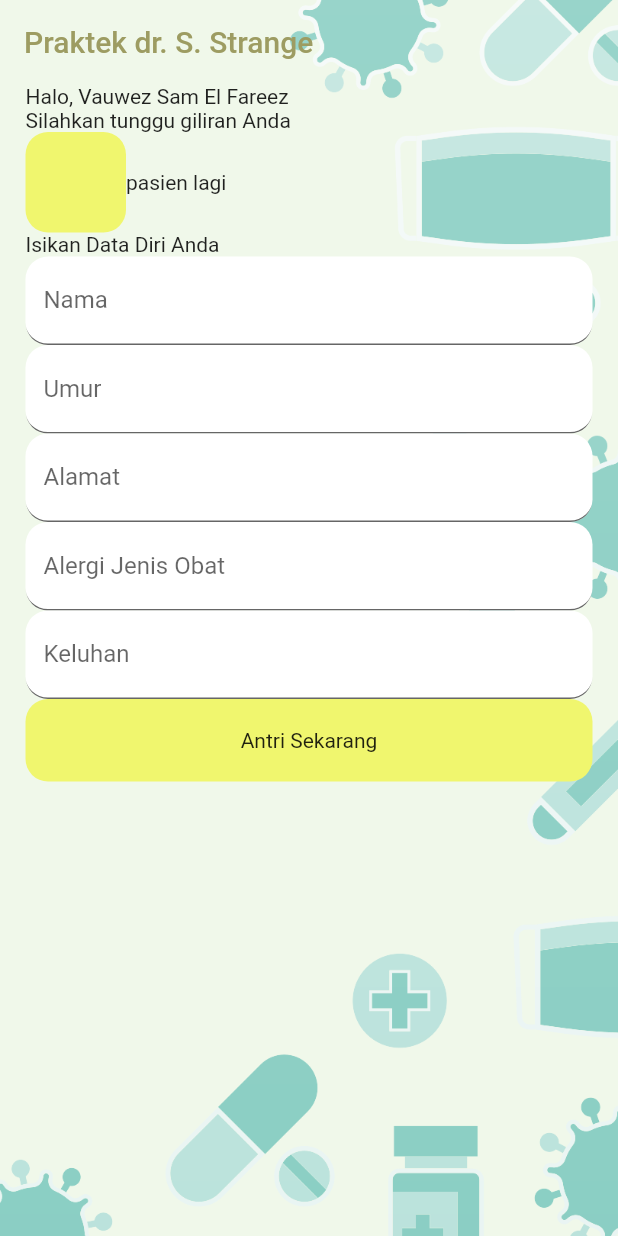
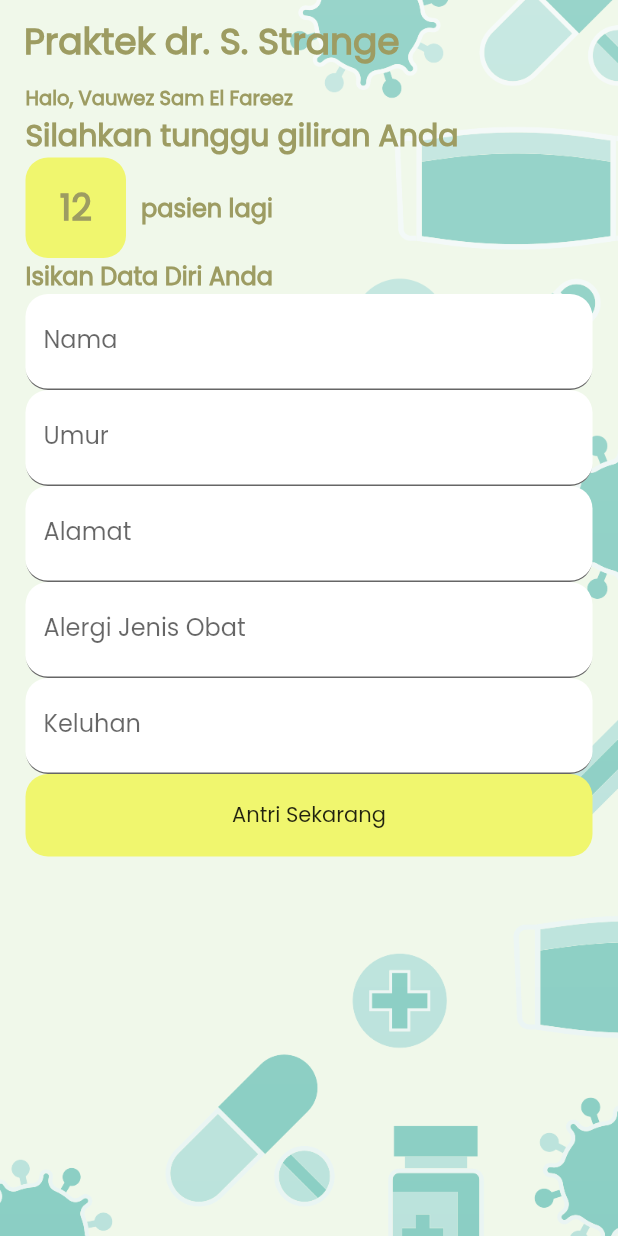
Before and after one commit to zeerafle/praktikum-pemo, a Flutter app: the screen it shows after launch, on a phone screen of 412 x 824 dp. Run offline on Flutter 3.47's test engine with Material 2 defaults, Android fonts, the light colour scheme and no system bars.

Commit message:
text styling

```diff
--- a/posttest_2/lib/main.dart
+++ b/posttest_2/lib/main.dart
@@ -11,7 +11,8 @@ class MyApp extends StatelessWidget {
   @override
   Widget build(BuildContext context) {
     return MaterialApp(
-      home: MainPage(),
+      home: const MainPage(),
+      theme: ThemeData(fontFamily: 'Poppins'),
     );
   }
 }
--- a/posttest_2/lib/main_page.dart
+++ b/posttest_2/lib/main_page.dart
@@ -1,5 +1,3 @@
-import 'dart:ui';
-
 import 'package:flutter/material.dart';
 
 Widget inputText(String label, String hint) {
@@ -27,7 +25,7 @@ class MainPage extends StatelessWidget {
     return Stack(
       children: [
         Container(
-          decoration: BoxDecoration(
+          decoration: const BoxDecoration(
             image: DecorationImage(
               image: AssetImage("assets/medical_bg.png"),
               fit: BoxFit.fitHeight,
@@ -40,10 +38,12 @@ class MainPage extends StatelessWidget {
           appBar: AppBar(
             backgroundColor: Colors.transparent,
             elevation: 0,
-            title: Text(
+            title: const Text(
               "Praktek dr. S. Strange",
               style: TextStyle(
                 color: Color(0xff9d9c62),
+                fontWeight: FontWeight.w700,
+                fontSize: 24,
               ),
             ),
           ),
@@ -51,25 +51,65 @@ class MainPage extends StatelessWidget {
           body: Container(
             width: lebarDevice,
             height: tinggiDevice,
-            margin: EdgeInsets.symmetric(horizontal: 17),
+            margin: const EdgeInsets.symmetric(horizontal: 17),
             child: ListView(
               children: [
-                Text("Halo, Vauwez Sam El Fareez"),
-                Text("Silahkan tunggu giliran Anda"),
+                const Text(
+                  "Halo, Vauwez Sam El Fareez",
+                  style: TextStyle(
+                    fontWeight: FontWeight.w600,
+                    fontSize: 13,
+                    color: Color(0xff9d9c62),
+                  ),
+                ),
+                const Text(
+                  "Silahkan tunggu giliran Anda",
+                  style: TextStyle(
+                    fontWeight: FontWeight.w600,
+                    fontSize: 20,
+                    color: Color(0xff9d9c62),
+                  )
+                ),
                 Row(
                   children: [
                     Container(
+                      alignment: Alignment.center,
                       width: 67,
                       height: 67,
                       decoration: BoxDecoration(
                         borderRadius: BorderRadius.circular(15),
                         color: Color(0xfff0f66e)
                       ),
+                      child: const Text(
+                        "12",
+                        style: TextStyle(
+                          fontWeight: FontWeight.w700,
+                          fontSize: 24,
+                          color: Color(0xff9d9c62),
+                        ),
+                      ) ,
                     ),
-                    Text("pasien lagi")
+                    const SizedBox(
+                      width: 10,
+                    ),
+                    const Text(
+                      "pasien lagi",
+                      style: TextStyle(
+                        fontWeight: FontWeight.w600,
+                        fontSize: 16,
+                        color: Color(0xff9d9c62),
+                      ),
+                    )
                   ],
                 ),
-                Text("Isikan Data Diri Anda"),
+                const Text(
+                  "Isikan Data Diri Anda",
+                  style: TextStyle(
+                    fontWeight: FontWeight.w600,
+                    fontSize: 16,
+                    color: Color(0xff9d9c62)
+                  ),
+                ),
                 inputText("Nama", "Nama lengkap"),
                 inputText("Umur", "2009106054"),
                 inputText("Alamat", "Jl. Kedamaian, No. 28"),
```
Also changed, not shown: posttest_2/pubspec.yaml (+4 -3 lines), posttest_2/fonts/Poppins-Regular.ttf (added).
